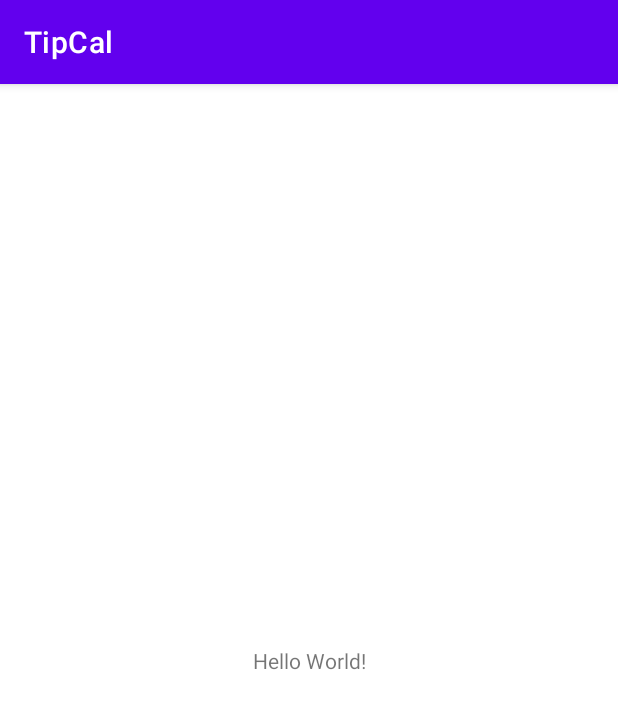
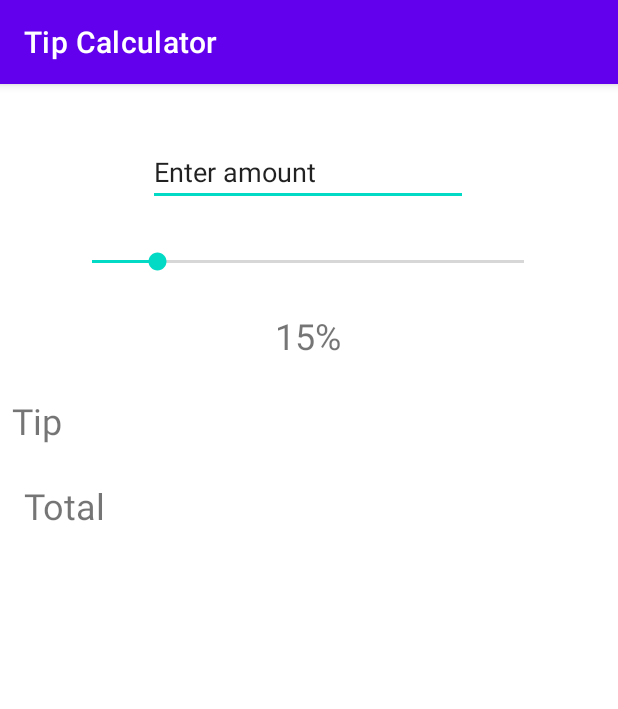
Before and after one commit to bekishevaleria/TipCalc, an Android app: the screen it shows after launch (CalcActivity), on a phone screen of 412 x 824 dp. Shown: the top 709 px of the screen. Run offline under Robolectric (Android 15) with nearby library versions, the phone set to English and light mode, and no system bars.

Commit message:
Создала форму и связала текстовые значения

```diff
--- a/app/src/main/res/layout/calc_activity.xml
+++ b/app/src/main/res/layout/calc_activity.xml
@@ -4,15 +4,89 @@
     xmlns:tools="http://schemas.android.com/tools"
     android:layout_width="match_parent"
     android:layout_height="match_parent"
+    android:textSize="24sp"
     tools:context=".CalcActivity">
 
     <TextView
+        android:id="@+id/tv_percent"
         android:layout_width="wrap_content"
         android:layout_height="wrap_content"
-        android:text="Hello World!"
-        app:layout_constraintBottom_toBottomOf="parent"
-        app:layout_constraintLeft_toLeftOf="parent"
-        app:layout_constraintRight_toRightOf="parent"
+        android:layout_marginTop="24dp"
+        android:text="@string/default_percentage"
+        android:textSize="24sp"
+        app:layout_constraintEnd_toEndOf="parent"
+        app:layout_constraintHorizontal_bias="0.498"
+        app:layout_constraintStart_toStartOf="parent"
+        app:layout_constraintTop_toBottomOf="@+id/sb_percent" />
+
+    <SeekBar
+        android:id="@+id/sb_percent"
+        android:layout_width="320dp"
+        android:layout_height="wrap_content"
+        android:layout_marginTop="28dp"
+        android:progress="15"
+        app:layout_constraintEnd_toEndOf="parent"
+        app:layout_constraintHorizontal_bias="0.494"
+        app:layout_constraintStart_toStartOf="parent"
+        app:layout_constraintTop_toBottomOf="@+id/et_amount" />
+
+    <TextView
+        android:id="@+id/tv_label_tip"
+        android:layout_width="wrap_content"
+        android:layout_height="wrap_content"
+        android:layout_marginStart="8dp"
+        android:layout_marginTop="24dp"
+        android:text="@string/tip"
+        android:textSize="24sp"
+        app:layout_constraintStart_toStartOf="parent"
+        app:layout_constraintTop_toBottomOf="@+id/tv_percent" />
+
+    <TextView
+        android:id="@+id/tv_label_total"
+        android:layout_width="wrap_content"
+        android:layout_height="wrap_content"
+        android:layout_marginTop="24dp"
+        android:text="@string/total"
+        android:textSize="24sp"
+        app:layout_constraintEnd_toStartOf="@+id/tv_tip"
+        app:layout_constraintHorizontal_bias="0.571"
+        app:layout_constraintStart_toStartOf="parent"
+        app:layout_constraintTop_toBottomOf="@+id/tv_total" />
+
+    <TextView
+        android:id="@+id/tv_tip"
+        android:layout_width="244dp"
+        android:layout_height="wrap_content"
+        android:layout_marginTop="24dp"
+        android:textSize="24sp"
+        app:layout_constraintEnd_toEndOf="parent"
+        app:layout_constraintHorizontal_bias="0.492"
+        app:layout_constraintStart_toStartOf="parent"
+        app:layout_constraintTop_toBottomOf="@+id/tv_total" />
+
+    <TextView
+        android:id="@+id/tv_total"
+        android:layout_width="328dp"
+        android:layout_height="wrap_content"
+        android:layout_marginTop="24dp"
+        android:textSize="24sp"
+        app:layout_constraintEnd_toEndOf="parent"
+        app:layout_constraintHorizontal_bias="0.542"
+        app:layout_constraintStart_toStartOf="parent"
+        app:layout_constraintTop_toBottomOf="@+id/tv_percent" />
+
+    <EditText
+        android:id="@+id/et_amount"
+        android:layout_width="wrap_content"
+        android:layout_height="wrap_content"
+        android:layout_marginTop="36dp"
+        android:autofillHints="@string/hint_edit_box"
+        android:ems="10"
+        android:inputType="textPersonName"
+        android:text="@string/text_edit_box"
+        app:layout_constraintEnd_toEndOf="parent"
+        app:layout_constraintHorizontal_bias="0.497"
+        app:layout_constraintStart_toStartOf="parent"
         app:layout_constraintTop_toTopOf="parent" />
 
 </androidx.constraintlayout.widget.ConstraintLayout>
--- a/app/src/main/res/values/strings.xml
+++ b/app/src/main/res/values/strings.xml
@@ -1,3 +1,8 @@
 <resources>
-    <string name="app_name">TipCal</string>
+    <string name="app_name">Tip Calculator</string>
+    <string name="hint_edit_box">Input text</string>
+    <string name="text_edit_box">Enter amount</string>
+    <string name="tip">Tip</string>
+    <string name="total">Total</string>
+    <string name="default_percentage">15%</string>
 </resources>
```
